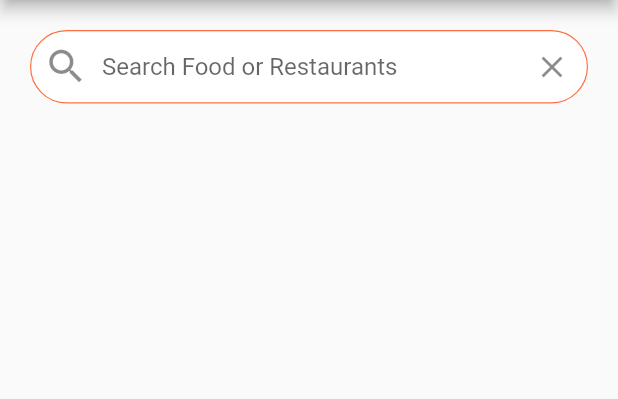
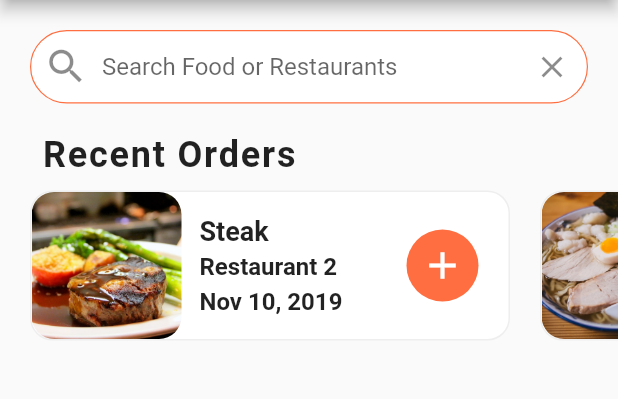
Before and after one commit to raj-vora/food_delivery_ui, a Flutter app: the screen it shows after launch, on a phone screen of 412 x 824 dp, the part 84-483 px from its top. Run offline on Flutter 3.47's test engine with Material 2 defaults, Android fonts, the phone set to English and light mode, and no system bars.

Commit message:
recent orders

```diff
--- a/lib/screens/home_screen.dart
+++ b/lib/screens/home_screen.dart
@@ -1,5 +1,6 @@
 import 'package:flutter/material.dart';
 import 'package:food_delivery_ui_flutter/data/data.dart';
+import 'package:food_delivery_ui_flutter/widgets/recent_orders.dart';
 
 class HomeScreen extends StatefulWidget {
   @override
@@ -64,6 +65,7 @@ class _HomeScreenState extends State<HomeScreen> {
               ),
             ),
           ),
+          RecentOrders(),
         ],
       ),
     );
--- /dev/null
+++ b/lib/widgets/recent_orders.dart
@@ -0,0 +1,118 @@
+import 'package:flutter/material.dart';
+import 'package:food_delivery_ui_flutter/data/data.dart';
+import 'package:food_delivery_ui_flutter/models/order.dart';
+
+class RecentOrders extends StatelessWidget {
+  _buildRecentOrder(BuildContext context, Order order) {
+    return Container(
+      margin: EdgeInsets.all(10.0),
+      width: 320.0,
+      decoration: BoxDecoration(
+        color: Colors.white,
+        borderRadius: BorderRadius.circular(15.0),
+        border: Border.all(
+          width: 1.0,
+          color: Colors.grey[200],
+        ),
+      ),
+      child: Row(
+        mainAxisAlignment: MainAxisAlignment.spaceBetween,
+        children: [
+          Expanded(
+            child: Row(
+              children: [
+                ClipRRect(
+                  borderRadius: BorderRadius.circular(15.0),
+                  child: Image(
+                    height: 100.0,
+                    width: 100.0,
+                    fit: BoxFit.cover,
+                    image: AssetImage(order.food.imageUrl),
+                  ),
+                ),
+                Expanded(
+                  child: Container(
+                    margin: EdgeInsets.all(12.0),
+                    child: Column(
+                      mainAxisAlignment: MainAxisAlignment.center,
+                      crossAxisAlignment: CrossAxisAlignment.start,
+                      children: [
+                        Text(
+                          order.food.name,
+                          style: TextStyle(
+                              fontSize: 18.0, fontWeight: FontWeight.bold),
+                          overflow: TextOverflow.ellipsis,
+                        ),
+                        SizedBox(height: 4.0),
+                        Text(
+                          order.restaurant.name,
+                          style: TextStyle(
+                              fontSize: 16.0, fontWeight: FontWeight.w600),
+                          overflow: TextOverflow.ellipsis,
+                        ),
+                        SizedBox(height: 4.0),
+                        Text(
+                          order.date,
+                          style: TextStyle(
+                              fontSize: 16.0, fontWeight: FontWeight.w600),
+                          overflow: TextOverflow.ellipsis,
+                        ),
+                      ],
+                    ),
+                  ),
+                ),
+              ],
+            ),
+          ),
+          Container(
+            margin: EdgeInsets.only(right: 20.0),
+            width: 48.0,
+            decoration: BoxDecoration(
+              color: Theme.of(context).primaryColor,
+              borderRadius: BorderRadius.circular(30.0),
+            ),
+            child: IconButton(
+              icon: Icon(Icons.add),
+              iconSize: 30.0,
+              color: Colors.white,
+              onPressed: () {},
+            ),
+          ),
+        ],
+      ),
+    );
+  }
+
+  @override
+  Widget build(BuildContext context) {
+    return Column(
+      crossAxisAlignment: CrossAxisAlignment.start,
+      children: [
+        Padding(
+          padding: EdgeInsets.symmetric(horizontal: 28.0),
+          child: Text(
+            'Recent Orders',
+            style: TextStyle(
+              fontSize: 24.0,
+              fontWeight: FontWeight.w600,
+              letterSpacing: 1.2,
+            ),
+          ),
+        ),
+        Container(
+          height: 120.0,
+          child: ListView.builder(
+            physics: BouncingScrollPhysics(),
+            padding: EdgeInsets.only(left: 10.0),
+            scrollDirection: Axis.horizontal,
+            itemCount: currentUser.orders.length,
+            itemBuilder: (BuildContext context, int index) {
+              Order order = currentUser.orders[index];
+              return _buildRecentOrder(context, order);
+            },
+          ),
+        ),
+      ],
+    );
+  }
+}
```
